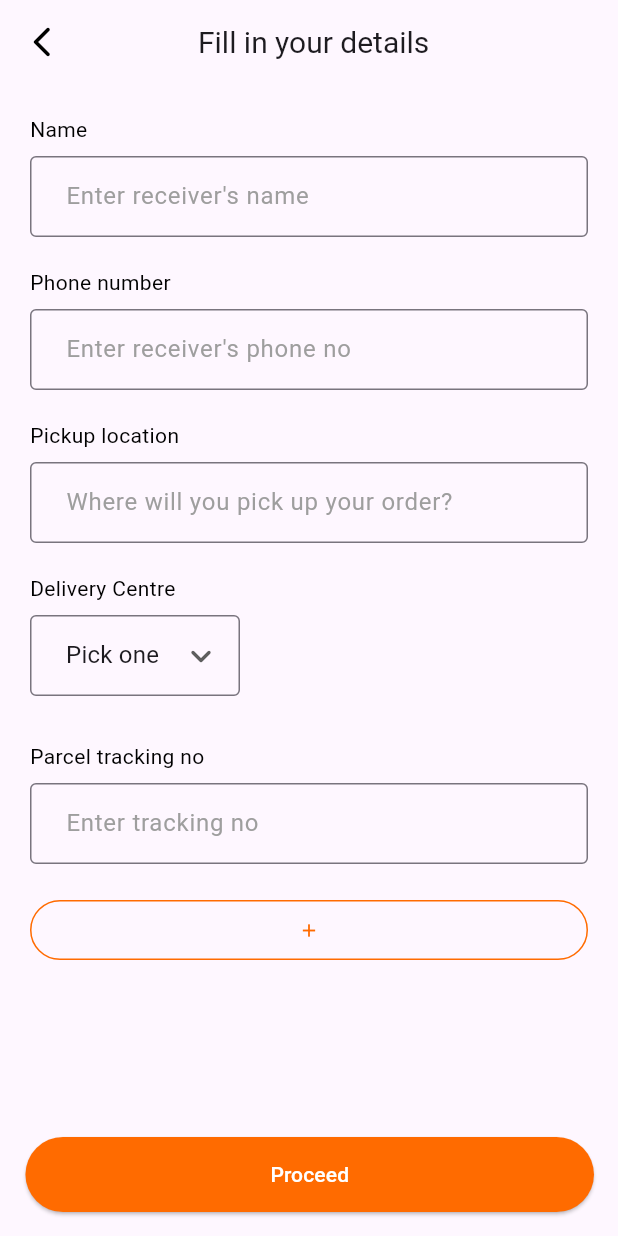
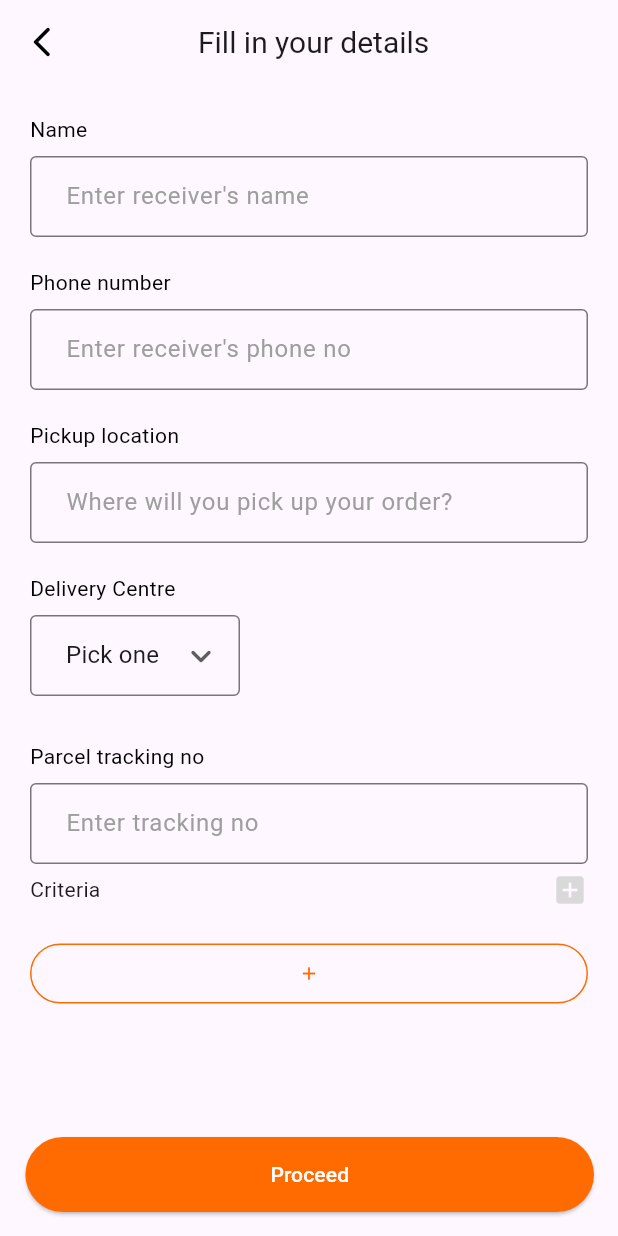
Before and after one commit to abbyspeed/Sample, a Flutter app: the screen it shows after launch, on a phone screen of 412 x 824 dp. Run offline on Flutter 3.47's test engine with Material 3 defaults, Android fonts, the phone set to English and light mode, and no system bars; our stand-ins replace cloud_firestore, firebase_auth, firebase_core, table_calendar; accounts and stored records are empty.

Commit message:
updates on criteria

```diff
--- a/lib/components/form.dart
+++ b/lib/components/form.dart
@@ -173,13 +173,6 @@ Widget textLink(
   );
 }
 
-// Criteria link
-Widget criteria(){
-  return Container(
-
-  );
-}
-
 // Buttons
 Widget mainBtn(
     BuildContext context, String text, bool isLogin, Function onTap) {
--- a/lib/main.dart
+++ b/lib/main.dart
@@ -44,8 +44,8 @@ class MyApp extends StatelessWidget {
       home: MultiProvider(
         providers: [
           ChangeNotifierProvider(create: (context) => FormValidator()),
-          ChangeNotifierProvider(create: (context) => OrderProvider()),
-          ChangeNotifierProvider(create: (context) => ParcelProvider()),
+          // ChangeNotifierProvider(create: (context) => OrderProvider()),
+          // ChangeNotifierProvider(create: (context) => ParcelProvider()),
         ],
         child: OrderPlace(),
       ),
--- a/lib/pages/order/orderPlace.dart
+++ b/lib/pages/order/orderPlace.dart
@@ -1,11 +1,13 @@
 import 'package:architech/components/customDropdown.dart';
 import 'package:architech/components/form.dart';
 import 'package:architech/components/navBars.dart';
+import 'package:architech/config/theme.dart';
 import 'package:architech/controllers/formValidator.dart';
 import 'package:architech/models/orderModel.dart';
 import 'package:architech/models/parcelModel.dart';
 import 'package:architech/pages/order/orderCriteria.dart';
 import 'package:architech/pages/order/orderSchedule.dart';
+import 'package:flutter/cupertino.dart';
 import 'package:flutter/material.dart';
 import 'package:provider/provider.dart';
 
@@ -63,7 +65,7 @@ class _OrderPlace extends State<OrderPlace>{
     super.dispose();
   }
 
-  void createOrder(){
+  void getValues(){
     setState(() {
       order.name = nameController.text;
       order.phoneNumber = phoneController.text;
@@ -130,13 +132,13 @@ class _OrderPlace extends State<OrderPlace>{
                 textFormField("Pickup location", "Where will you pick up your order? ", pickupController, (){}),
                 CustomDropDown(title: "Delivery Centre", selectedValue: selectedValue, itemList: itemList),
                 const SizedBox(height: 30),
-                textFormField("Parcel tracking no", "Enter tracking no", trackingControllers[0], (){}),
+                ParcelTextField(text: "Parcel tracking no", controller: trackingControllers[0], validatorFunction: (){}, enableCriteria: false),
                 displayAddParcels(widgets),
                 outlinedBtn(context, null, Icons.add, (){
                   setState(() {
                     trackingControllers.add(TextEditingController());
                     widgets.add(
-                      textFormField(null, "Enter tracking no", trackingControllers[trackingControllers.length-1], (){})
+                      ParcelTextField(text: null, controller: trackingControllers[trackingControllers.length-1], validatorFunction: (){}, enableCriteria: false)
                     );
                   });
                 }),
@@ -148,3 +150,95 @@ class _OrderPlace extends State<OrderPlace>{
     );
   }
 }
+
+class ParcelTextField extends StatefulWidget{
+  ParcelTextField({super.key, this.text, required this.controller, required this.validatorFunction, required this.enableCriteria});
+
+  String? text;
+  TextEditingController controller;
+  Function validatorFunction;
+  late bool enableCriteria = false;
+
+  @override
+  State<ParcelTextField> createState() => _ParcelTextField();
+}
+
+class _ParcelTextField extends State<ParcelTextField>{
+  @override
+  Widget build(BuildContext context) {
+    return Container(
+      alignment: Alignment.bottomLeft,
+      child: Column(mainAxisAlignment: MainAxisAlignment.start, children: [
+        widget.text != null ? Padding(
+          padding: const EdgeInsets.only(bottom: 8),
+          child: SizedBox(
+            width: double.infinity,
+            child: Text(
+              widget.text!,
+              style: TextStyle(
+                fontSize: regular,
+                color: Colors.black,
+              ),
+            ),
+          ),
+        ): const SizedBox(height: 0),
+        TextFormField(
+          validator: (value) => widget.validatorFunction(value),
+          controller: widget.controller,
+          obscureText: false,
+          enableSuggestions: false,
+          autocorrect: true,
+          cursorColor: primaryColour,
+          decoration: InputDecoration(
+            hintText: "Enter tracking no",
+            hintStyle: const TextStyle(
+              fontWeight: FontWeight.normal,
+              color: Colors.grey,
+            ),
+            isDense: true,
+            contentPadding: const EdgeInsets.fromLTRB(20, 15, 20, 15),
+            focusedBorder: const OutlineInputBorder(
+              borderSide: BorderSide(
+                width: 2
+              )
+            ),
+            border: OutlineInputBorder(
+                borderSide:
+                    const BorderSide(width: 1, style: BorderStyle.solid),
+                borderRadius: BorderRadius.circular(4))),
+          keyboardType: TextInputType.name,
+          onChanged: (value){
+            setState(() {
+              widget.enableCriteria = value.isNotEmpty ? true : false;
+            });
+          },
+        ),
+        const SizedBox(height: 5),
+        Container(
+          margin: EdgeInsets.only(bottom: 20),
+          child: Row(
+            mainAxisAlignment: MainAxisAlignment.spaceBetween,
+            children: [
+              Text(
+                "Criteria"
+              ),
+              widget.enableCriteria == true ?
+              InkWell(
+                onTap: () async {
+                  await Navigator.push(context,
+                  MaterialPageRoute(builder: (context) => OrderCriteria()));
+                },
+                child: Icon(
+                  Icons.add_box
+                ),
+              ): Icon(
+                Icons.add_box,
+                color: lightGrey,
+              )
+            ],
+          )
+        )
+      ]),
+    );
+  }
+}
```
